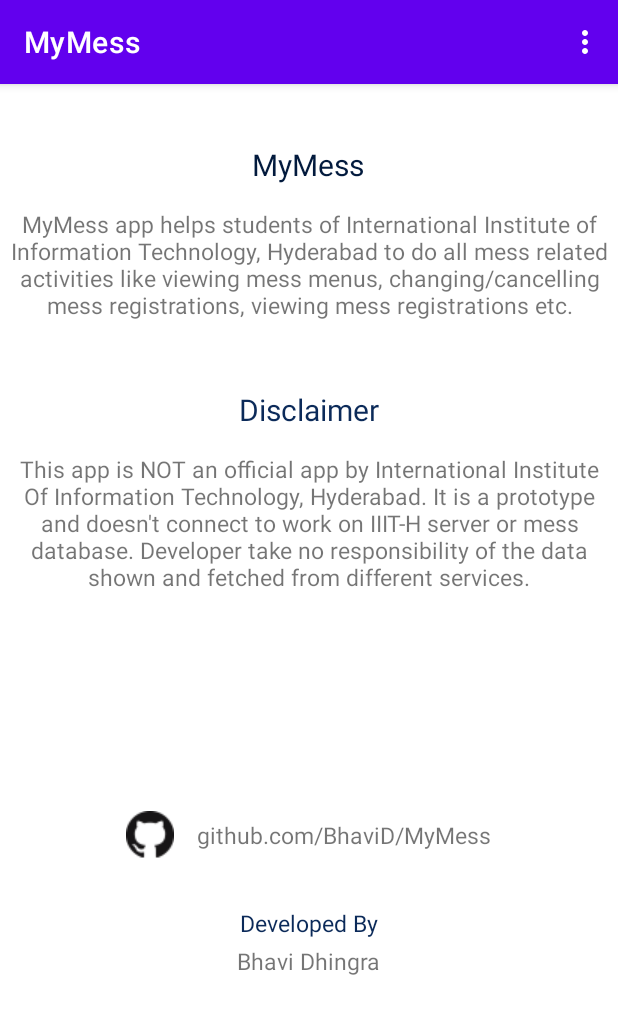
After one commit to BhaviD/MyMess, an Android app: the AboutActivity screen opened directly, with no data from a screen before it, on a phone screen of 412 x 824 dp. The commit adds this screen. Shown: the top 1014 px of the screen. Run offline under Robolectric (Android 15) with nearby library versions, the phone set to English and light mode, and no system bars; our stand-ins replace Firebase (no records; nobody signed in at launch, a user with empty details on screens opened directly).

Commit message:
About page added

```diff
--- a/app/src/main/AndroidManifest.xml
+++ b/app/src/main/AndroidManifest.xml
@@ -9,11 +9,11 @@
         android:roundIcon="@mipmap/ic_launcher_round"
         android:supportsRtl="true"
         android:theme="@style/AppTheme">
-        <activity android:name=".MessMenuActivity"></activity>
+        <activity android:name=".AboutActivity"/>
+        <activity android:name=".MessMenuActivity"/>
         <activity android:name=".ViewRegistrationActivity" />
         <activity android:name=".WelcomeActivity" />
         <activity android:name=".ChooseMessActivity" />
-        <activity android:name=".SelectMealActivity" />
         <activity android:name=".DayDateActivity" />
         <activity android:name=".RegisterActivity" />
         <activity android:name=".ShowPreferences" />
--- /dev/null
+++ b/app/src/main/java/com/example/mymess/AboutActivity.java
@@ -0,0 +1,45 @@
+package com.example.mymess;
+
+import android.content.ActivityNotFoundException;
+import android.content.Intent;
+import android.net.Uri;
+import android.os.Build;
+import android.os.Bundle;
+import android.view.View;
+
+import androidx.annotation.RequiresApi;
+import androidx.appcompat.widget.Toolbar;
+
+public class AboutActivity extends OptionsMenuActivity {
+
+    @Override
+    protected void onCreate(Bundle savedInstanceState) {
+        super.onCreate(savedInstanceState);
+        setContentView(R.layout.activity_about);
+
+        Toolbar toolbar = findViewById(R.id.toolbar);
+        setSupportActionBar(toolbar);
+
+        View githubLink = findViewById(R.id.github_link);
+        githubLink.setOnClickListener(new View.OnClickListener() {
+            @RequiresApi(api = Build.VERSION_CODES.LOLLIPOP)
+            @Override
+            public void onClick(View v) {
+                try {
+                    Intent goToGithub = new Intent(Intent.ACTION_VIEW,
+                            Uri.parse("https://github.com/BhaviD/MyMess"));
+                        goToGithub.addFlags(
+                                Intent.FLAG_ACTIVITY_NO_HISTORY |
+                                        Intent.FLAG_ACTIVITY_NEW_DOCUMENT |
+                                        Intent.FLAG_ACTIVITY_MULTIPLE_TASK
+                    );
+                    startActivity(goToGithub);
+                } catch (ActivityNotFoundException e) {
+                    startActivity(
+                            new Intent(Intent.ACTION_VIEW,
+                                    Uri.parse("https://github.com/BhaviD/MyMess")));
+                }
+            }
+        });
+    }
+}
--- a/app/src/main/java/com/example/mymess/OptionsMenuActivity.java
+++ b/app/src/main/java/com/example/mymess/OptionsMenuActivity.java
@@ -34,12 +34,6 @@ public class OptionsMenuActivity extends AppCompatActivity {
                 startActivity(intentToViewMessMenu);
                 return true;
 
-            case R.id.logout:
-                FirebaseAuth.getInstance().signOut();
-                Intent intentToMain = new Intent (this, MainActivity.class);
-                startActivity(intentToMain);
-                return true;
-
             case R.id.change_mess_registration:
                 Intent intentToDayDate = new Intent(this, DayDateActivity.class);
                 startActivity(intentToDayDate);
@@ -50,6 +44,17 @@ public class OptionsMenuActivity extends AppCompatActivity {
                 startActivity(intentToViewRegistration);
                 return true;
 
+            case R.id.about:
+                Intent intentToAbout = new Intent(this, AboutActivity.class);
+                startActivity(intentToAbout);
+                return true;
+
+            case R.id.logout:
+                FirebaseAuth.getInstance().signOut();
+                Intent intentToMain = new Intent (this, MainActivity.class);
+                startActivity(intentToMain);
+                return true;
+
             default:
                 return super.onOptionsItemSelected(item);
         }
--- /dev/null
+++ b/app/src/main/res/layout/activity_about.xml
@@ -0,0 +1,132 @@
+<?xml version="1.0" encoding="utf-8"?>
+<androidx.constraintlayout.widget.ConstraintLayout
+    xmlns:android="http://schemas.android.com/apk/res/android"
+    xmlns:app="http://schemas.android.com/apk/res-auto"
+    xmlns:tools="http://schemas.android.com/tools"
+    android:layout_width="match_parent"
+    android:layout_height="match_parent"
+    tools:context=".AboutActivity"
+    android:fillViewport="true">
+
+    <include
+        android:id="@+id/toolbar"
+        layout="@layout/toolbar_layout" />
+
+
+    <TextView
+        android:id="@+id/about_app_title"
+        android:layout_width="wrap_content"
+        android:layout_height="wrap_content"
+        android:layout_marginTop="40dp"
+        android:text="@string/app_name"
+        android:textColor="@color/main3"
+        android:textSize="20sp"
+        app:layout_constraintEnd_toEndOf="parent"
+        app:layout_constraintHorizontal_bias="0.498"
+        app:layout_constraintStart_toStartOf="parent"
+        app:layout_constraintTop_toBottomOf="@+id/toolbar" />
+
+    <TextView
+        android:id="@+id/about_text"
+        android:layout_width="match_parent"
+        android:layout_height="wrap_content"
+        android:layout_below="@id/about_app_title"
+        android:layout_marginTop="10dp"
+        android:gravity="center_horizontal"
+        android:padding="5dp"
+        android:text="@string/about_text"
+        android:textAlignment="center"
+        android:textSize="15sp"
+        app:layout_constraintEnd_toEndOf="parent"
+        app:layout_constraintHorizontal_bias="0.0"
+        app:layout_constraintStart_toStartOf="parent"
+        app:layout_constraintTop_toBottomOf="@+id/about_app_title" />
+
+    <TextView
+        android:id="@+id/disclaimer_title"
+        android:layout_width="wrap_content"
+        android:layout_height="wrap_content"
+        android:layout_below="@id/about_text"
+        android:layout_marginTop="40dp"
+        android:text="Disclaimer"
+        android:textColor="@color/main2"
+        android:textSize="20sp"
+        app:layout_constraintEnd_toEndOf="parent"
+        app:layout_constraintStart_toStartOf="parent"
+        app:layout_constraintTop_toBottomOf="@+id/about_text" />
+
+    <TextView
+        android:id="@+id/disclaimer_text"
+        android:layout_width="match_parent"
+        android:layout_height="wrap_content"
+        android:layout_below="@+id/disclaimer_title"
+        android:layout_marginTop="10dp"
+        android:gravity="center_horizontal"
+        android:padding="5dp"
+        android:text="@string/disclaimer_text"
+        android:textAlignment="center"
+        android:textSize="15sp"
+        app:layout_constraintTop_toBottomOf="@+id/disclaimer_title"
+        tools:layout_editor_absoluteX="0dp" />
+
+    <LinearLayout
+        android:id="@+id/github_link"
+        android:layout_width="match_parent"
+        android:layout_height="wrap_content"
+        android:layout_above="@id/developers_name_title"
+        android:layout_centerHorizontal="true"
+        android:layout_marginTop="140dp"
+        android:clickable="true"
+        android:gravity="center"
+        android:orientation="horizontal"
+        app:layout_constraintEnd_toEndOf="parent"
+        app:layout_constraintHorizontal_bias="0.0"
+        app:layout_constraintStart_toStartOf="parent"
+        app:layout_constraintTop_toBottomOf="@+id/disclaimer_text">
+
+        <ImageView
+            android:layout_width="wrap_content"
+            android:layout_height="wrap_content"
+            android:maxHeight="24dp"
+            android:src="@drawable/github_logo_32" />
+
+        <TextView
+            android:id="@+id/github_link_text"
+            android:layout_width="wrap_content"
+            android:layout_height="wrap_content"
+            android:layout_marginLeft="15dp"
+            android:clickable="true"
+            android:text="@string/github_link_text"
+            android:textIsSelectable="true"
+            android:textSize="15sp" />
+    </LinearLayout>
+
+    <TextView
+        android:id="@+id/developers_name_title"
+        android:layout_width="wrap_content"
+        android:layout_height="wrap_content"
+        android:layout_above="@+id/developers_name"
+        android:layout_centerHorizontal="true"
+        android:layout_marginTop="32dp"
+        android:text="Developed By"
+        android:textSize="15sp"
+        android:textColor="@color/main2"
+        app:layout_constraintEnd_toEndOf="parent"
+        app:layout_constraintStart_toStartOf="parent"
+        app:layout_constraintTop_toBottomOf="@+id/github_link" />
+
+    <TextView
+        android:id="@+id/developers_name"
+        android:layout_width="wrap_content"
+        android:layout_height="wrap_content"
+        android:layout_alignParentBottom="true"
+        android:layout_centerHorizontal="true"
+        android:layout_marginTop="4dp"
+        android:paddingBottom="5dp"
+        android:text="@string/developers_name"
+        android:textSize="15sp"
+        app:layout_constraintEnd_toEndOf="parent"
+        app:layout_constraintHorizontal_bias="0.501"
+        app:layout_constraintStart_toStartOf="parent"
+        app:layout_constraintTop_toBottomOf="@+id/developers_name_title" />
+</androidx.constraintlayout.widget.ConstraintLayout>
--- a/app/src/main/res/menu/main_menu.xml
+++ b/app/src/main/res/menu/main_menu.xml
@@ -20,6 +20,10 @@
         android:title="@string/view_mess_registration"/>
 
     <item
+        android:id="@+id/about"
+        android:title="@string/about" />
+
+    <item
         android:id="@+id/logout"
         android:title="Logout" />
 
--- a/app/src/main/res/values/colors.xml
+++ b/app/src/main/res/values/colors.xml
@@ -3,4 +3,8 @@
     <color name="colorPrimary">#6200EE</color>
     <color name="colorPrimaryDark">#3700B3</color>
     <color name="colorAccent">#03DAC5</color>
+
+    <color name="main1">#485d86</color>
+    <color name="main2">#0b2a59</color>
+    <color name="main3">#021a3d</color>
 </resources>
--- a/app/src/main/res/values/strings.xml
+++ b/app/src/main/res/values/strings.xml
@@ -23,6 +23,16 @@
     <string name="mess">Mess</string>
     <string name="choose_cancel_mess">Choose/Cancel Mess</string>
     <string name="register_mess">Register Mess</string>
+    <string name="about">About</string>
+    <string name="about_text">MyMess app helps students of International Institute of Information Technology, Hyderabad
+                            to do all mess related activities like viewing mess menus, changing/cancelling mess registrations, viewing mess registrations etc.
+    </string>
+    <string name="disclaimer_text">This app is NOT an official app by International Institute Of Information Technology, Hyderabad. It is a prototype and doesn\'t connect to work on IIIT-H server or mess database.
+        Developer take no responsibility of the data shown and fetched from different services.
+    </string>
+    <string name="developers_name">Bhavi Dhingra</string>
+    <string name="github_link_text">github.com/BhaviD/MyMess</string>
+
 
     <string-array name="days">
         <item>Choose Day</item>
```
Also changed, not shown: app/src/main/res/drawable/github_logo_32.png (added).
